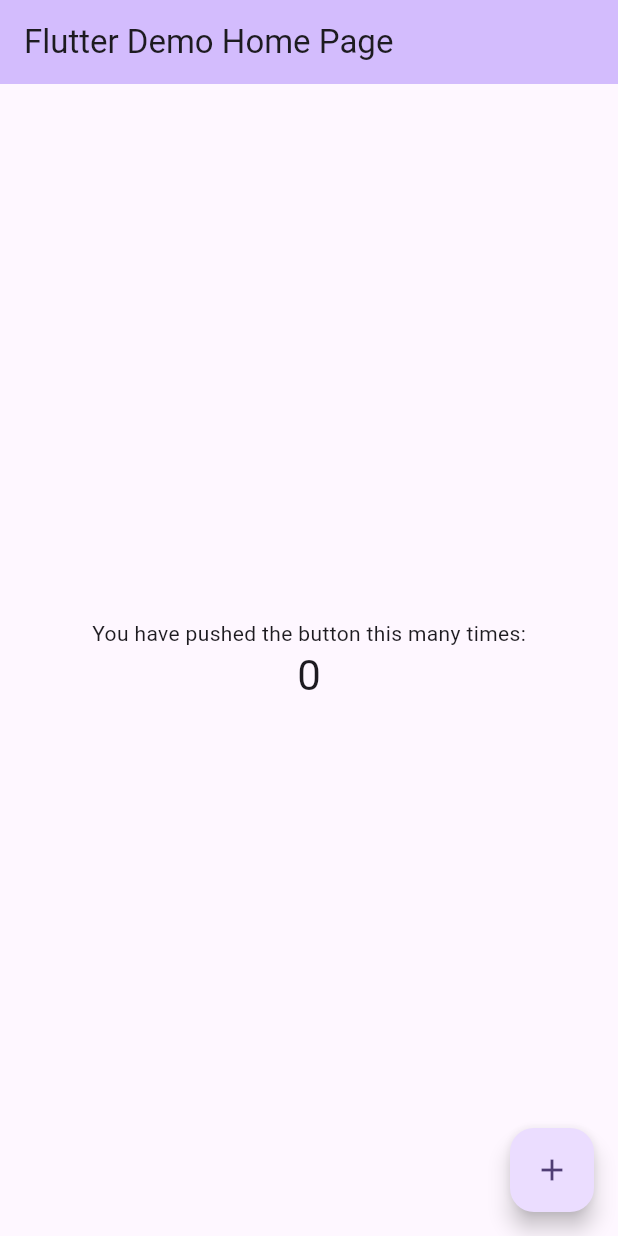
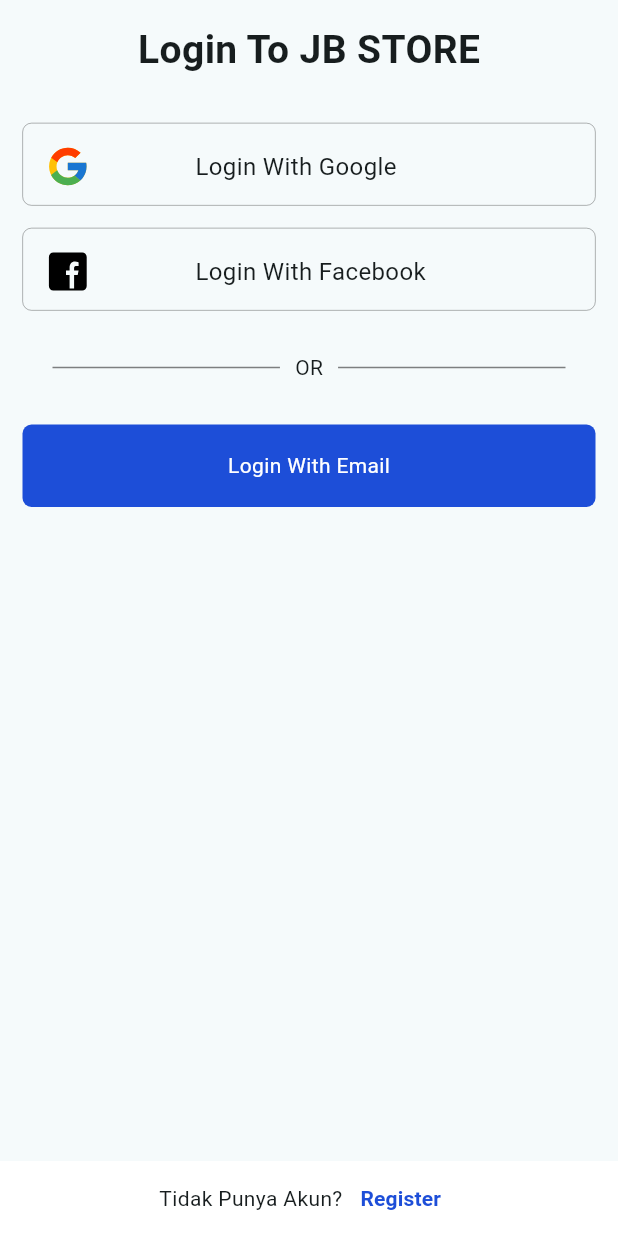
Before and after one commit to gentaananda48/jb_store, a Flutter app: the screen it shows after launch, on a phone screen of 412 x 824 dp. Run offline on Flutter 3.47's test engine with Material 3 defaults, Android fonts, the phone set to English and light mode, and no system bars; our stand-ins replace flutter_svg.

Commit message:
menambahkan login

```diff
--- /dev/null
+++ b/lib/Pages/Auth/login.dart
@@ -0,0 +1,382 @@
+import 'package:flutter/material.dart';
+import 'package:flutter_svg/flutter_svg.dart';
+import 'package:http/http.dart' as http;
+import 'package:jb_store/Pages/home.dart';
+import 'dart:convert';
+
+class LoginPage extends StatelessWidget {
+  const LoginPage({super.key});
+
+  @override
+  Widget build(BuildContext context) {
+    return Scaffold(
+      body: SingleChildScrollView(
+        child: SafeArea(
+          child: Container(
+            width: double.infinity,
+            padding: const EdgeInsets.all(15.0),
+            child: Column(
+              crossAxisAlignment: CrossAxisAlignment.start,
+              children: [
+                const Center(
+                    child: Text(
+                  "Login To JB STORE",
+                  style: TextStyle(
+                    fontSize: 26,
+                    fontWeight: FontWeight.bold,
+                  ),
+                )),
+                const SizedBox(
+                  height: 30,
+                ),
+                Container(
+                  height: 55,
+                  padding: const EdgeInsets.only(top: 3, left: 15),
+                  decoration: BoxDecoration(
+                    border: Border.all(color: Colors.black, width: 0.2),
+                    borderRadius: BorderRadius.circular(6),
+                  ),
+                  child: Row(
+                    children: [
+                      SvgPicture.asset(
+                        'assets/svg/google.svg',
+                        height: 30,
+                      ),
+                      const SizedBox(width: 70), // Jarak antara gambar dan teks
+                      Text(
+                        "Login With Google",
+                        style: TextStyle(
+                          fontSize: 16,
+                        ),
+                      )
+                    ],
+                  ),
+                ),
+                const SizedBox(
+                  height: 15,
+                ),
+                Container(
+                  height: 55,
+                  padding: const EdgeInsets.only(top: 3, left: 15),
+                  decoration: BoxDecoration(
+                    border: Border.all(color: Colors.black, width: 0.2),
+                    borderRadius: BorderRadius.circular(6),
+                  ),
+                  child: Row(
+                    children: [
+                      SvgPicture.asset(
+                        'assets/svg/facebook.svg',
+                        height: 30,
+                      ),
+                      const SizedBox(width: 70), // Jarak antara gambar dan teks
+                      Text(
+                        "Login With Facebook",
+                        style: TextStyle(
+                          fontSize: 16,
+                        ),
+                      )
+                    ],
+                  ),
+                ),
+                const SizedBox(
+                  height: 20,
+                ),
+                // Menambahkan garis horizontal dari kiri ke kanan dengan teks "OR" di tengah
+                Container(
+                  margin: const EdgeInsets.symmetric(horizontal: 20),
+                  child: const Row(
+                    children: <Widget>[
+                      Expanded(
+                        child: Divider(
+                          color: Color.fromARGB(125, 0, 0, 0),
+                          height: 36,
+                        ),
+                      ),
+                      Padding(
+                        padding: EdgeInsets.symmetric(horizontal: 10),
+                        child: Text("OR"),
+                      ),
+                      Expanded(
+                        child: Divider(
+                          color: Color.fromARGB(125, 0, 0, 0),
+                          height: 36,
+                        ),
+                      ),
+                    ],
+                  ),
+                ),
+                const SizedBox(
+                  height: 20,
+                ),
+
+                GestureDetector(
+                  onTap: () {
+                    CustomBottomSheet().showModal(context);
+                  },
+                  child: Container(
+                    height: 55,
+                    decoration: BoxDecoration(
+                      color: Color(0xFF1D4ED8),
+                      borderRadius: BorderRadius.circular(6),
+                    ),
+                    child: const Center(
+                      child: Text(
+                        "Login With Email",
+                        style: TextStyle(color: Colors.white),
+                      ),
+                    ),
+                  ),
+                ),
+              ],
+            ),
+          ),
+        ),
+      ),
+      bottomNavigationBar: Container(
+        height: 50,
+        color: Colors.white,
+        alignment: Alignment.center,
+        child: Row(
+          mainAxisAlignment: MainAxisAlignment.center,
+          children: [
+            Text('Tidak Punya Akun?'),
+            TextButton(
+                onPressed: () {
+                  // Navigator.push(
+                  //   context,
+                  //   MaterialPageRoute(builder: (context) => RegisterScreen()),
+                  // );
+                },
+                child: Text(
+                  'Register',
+                  style: TextStyle(
+                    color: Color(0xFF1D4ED8),
+                    fontWeight: FontWeight.bold,
+                  ),
+                ))
+          ],
+        ),
+      ),
+    );
+  }
+}
+
+class CustomBottomSheet {
+  void showModal(BuildContext context) {
+    showModalBottomSheet(
+      context: context,
+      isScrollControlled: true, // Makes the modal expand to full height
+      builder: (BuildContext context) {
+        return LoginBottomSheet();
+      },
+    );
+  }
+}
+
+class LoginBottomSheet extends StatefulWidget {
+  @override
+  _LoginBottomSheetState createState() => _LoginBottomSheetState();
+}
+
+class _LoginBottomSheetState extends State<LoginBottomSheet> {
+  final TextEditingController _usernameController = TextEditingController();
+  final TextEditingController _passwordController = TextEditingController();
+
+  Future<void> _login() async {
+    final response = await http.post(
+      Uri.parse('https://fakestoreapi.com/auth/login'),
+      body: json.encode({
+        'username': _usernameController.text,
+        'password': _passwordController.text,
+      }),
+      headers: {'Content-Type': 'application/json'},
+    );
+
+    if (response.statusCode == 200) {
+      final data = json.decode(response.body);
+      print('Login successful: $data');
+      // Navigate to the next screen or perform other actions based on the login success
+    } else {
+      print('Login failed: ${response.statusCode}');
+      // Handle login failure
+    }
+  }
+
+  @override
+  Widget build(BuildContext context) {
+    return GestureDetector(
+      onTap: () => Navigator.pop(context),
+      child: SafeArea(
+        child: Container(
+          padding: const EdgeInsets.all(15.0),
+          child: Column(
+            mainAxisSize: MainAxisSize.min,
+            children: [
+              Row(
+                mainAxisAlignment: MainAxisAlignment.spaceBetween,
+                children: [
+                  const Center(
+                    child: Text(
+                      "Login With Email",
+                      style: TextStyle(
+                        fontSize: 26,
+                        fontWeight: FontWeight.bold,
+                      ),
+                    ),
+                  ),
+                  IconButton(
+                    icon: Icon(Icons.close),
+                    onPressed: () {
+                      Navigator.pop(context);
+                    },
+                  ),
+                ],
+              ),
+              const SizedBox(
+                height: 30,
+              ),
+              Padding(
+                padding: EdgeInsets.only(
+                    bottom: MediaQuery.of(context).viewInsets.bottom +
+                        40), // Adjust the padding for the keyboard
+                child: Column(
+                  children: [
+                    Container(
+                      height: 55,
+                      padding: const EdgeInsets.only(top: 3, left: 15),
+                      decoration: BoxDecoration(
+                        color: Colors.white,
+                        borderRadius: BorderRadius.circular(6),
+                        boxShadow: [
+                          BoxShadow(
+                            color: Colors.black.withOpacity(0.1),
+                            blurRadius: 7,
+                          ),
+                        ],
+                      ),
+                      child: TextFormField(
+                        controller: _usernameController,
+                        keyboardType: TextInputType.emailAddress,
+                        obscureText: false,
+                        decoration: const InputDecoration(
+                          hintText: "Email",
+                          border: InputBorder.none,
+                          contentPadding: EdgeInsets.symmetric(vertical: 16),
+                          hintStyle: TextStyle(
+                            height: 1,
+                          ),
+                          prefixIcon: Padding(
+                            padding:
+                                EdgeInsets.all(12.0), // Adjust padding here
+                            child: Icon(
+                              Icons.email,
+                              color: Colors.grey,
+                            ),
+                          ),
+                        ),
+                      ),
+                    ),
+                    const SizedBox(
+                      height: 10,
+                    ),
+                    Container(
+                      height: 55,
+                      padding: const EdgeInsets.only(top: 3, left: 15),
+                      decoration: BoxDecoration(
+                        color: Colors.white,
+                        borderRadius: BorderRadius.circular(6),
+                        boxShadow: [
+                          BoxShadow(
+                            color: Colors.black.withOpacity(0.1),
+                            blurRadius: 7,
+                          ),
+                        ],
+                      ),
+                      child: TextFormField(
+                        controller: _passwordController,
+                        obscureText: true,
+                        decoration: const InputDecoration(
+                          hintText: "Password",
+                          border: InputBorder.none,
+                          contentPadding: EdgeInsets.symmetric(vertical: 16),
+                          hintStyle: TextStyle(
+                            height: 1,
+                          ),
+                          prefixIcon: Padding(
+                            padding:
+                                EdgeInsets.all(12.0), // Adjust padding here
+                            child: Icon(
+                              Icons.lock,
+                              color: Colors.grey,
+                            ),
+                          ),
+                        ),
+                      ),
+                    ),
+                    const SizedBox(
+                      height: 10,
+                    ),
+                    Align(
+                      alignment: Alignment.centerRight,
+                      child: TextButton(
+                        onPressed: () {
+                          // Handle forgot password
+                        },
+                        child: Text(
+                          "Forgot Password?",
+                          style: TextStyle(color: Color(0xFF1D4ED8)),
+                        ),
+                      ),
+                    ),
+                    const SizedBox(
+                      height: 20,
+                    ),
+                    GestureDetector(
+                      onTap: () async {
+                        final response = await http.post(
+                          Uri.parse('https://fakestoreapi.com/auth/login'),
+                          body: json.encode({
+                            'username': _usernameController.text,
+                            'password': _passwordController.text,
+                          }),
+                          headers: {'Content-Type': 'application/json'},
+                        );
+
+                        if (response.statusCode == 200) {
+                          final data = json.decode(response.body);
+                          print('Login successful: $data');
+
+                          // Navigate to the HomePage
+                          Navigator.pushReplacement(
+                            context,
+                            MaterialPageRoute(builder: (context) => Home()),
+                          );
+                        } else {
+                          print('Login failed: ${response.statusCode}');
+                          // Optionally show an error message
+                        }
+                      },
+                      child: Container(
+                        height: 55,
+                        decoration: BoxDecoration(
+                          color: Color(0xFF1D4ED8),
+                          borderRadius: BorderRadius.circular(6),
+                        ),
+                        child: const Center(
+                          child: Text(
+                            "Login",
+                            style: TextStyle(color: Colors.white),
+                          ),
+                        ),
+                      ),
+                    )
+                  ],
+                ),
+              ),
+            ],
+          ),
+        ),
+      ),
+    );
+  }
+}
--- a/lib/main.dart
+++ b/lib/main.dart
@@ -1,4 +1,5 @@
 import 'package:flutter/material.dart';
+import 'package:jb_store/Pages/Auth/login.dart';
 
 void main() {
   runApp(const MyApp());
@@ -28,10 +29,11 @@
         //
         // This works for code too, not just values: Most code changes can be
         // tested with just a hot reload.
-        colorScheme: ColorScheme.fromSeed(seedColor: Colors.deepPurple),
+        colorScheme: ColorScheme.fromSeed(
+            seedColor: const Color.fromARGB(255, 255, 255, 255)),
         useMaterial3: true,
       ),
-      home: const MyHomePage(title: 'Flutter Demo Home Page'),
+      home: LoginPage(),
     );
   }
 }
--- /dev/null
+++ b/lib/routes.dart
@@ -0,0 +1,6 @@
+import 'package:flutter/material.dart';
+import 'package:jb_store/Pages/Auth/login.dart';
+
+Map<String, WidgetBuilder> appRoutes = {
+  '/login': (context) => LoginPage(),
+};
```
Also changed, not shown: lib/Pages/home.dart (added, +15 -0 lines), pubspec.yaml (+6 -6 lines), assets/svg/facebook.svg (added), assets/svg/google.svg (added), pubspec.lock.
